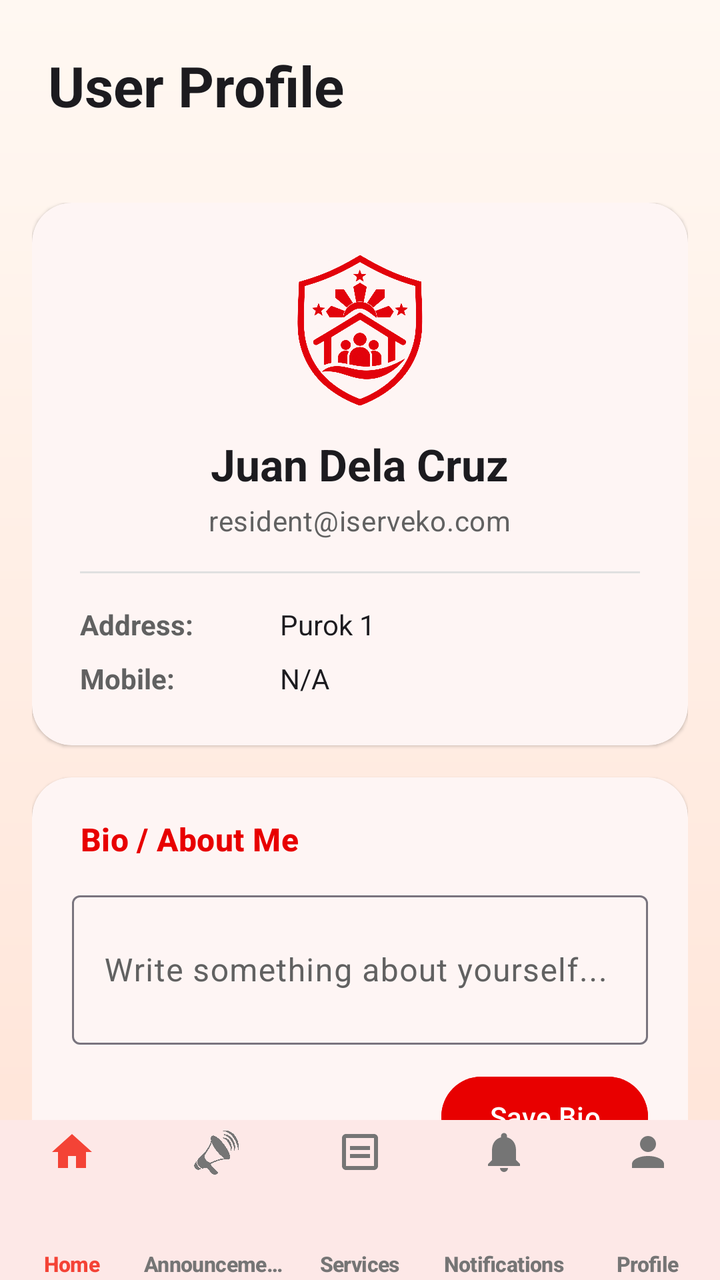
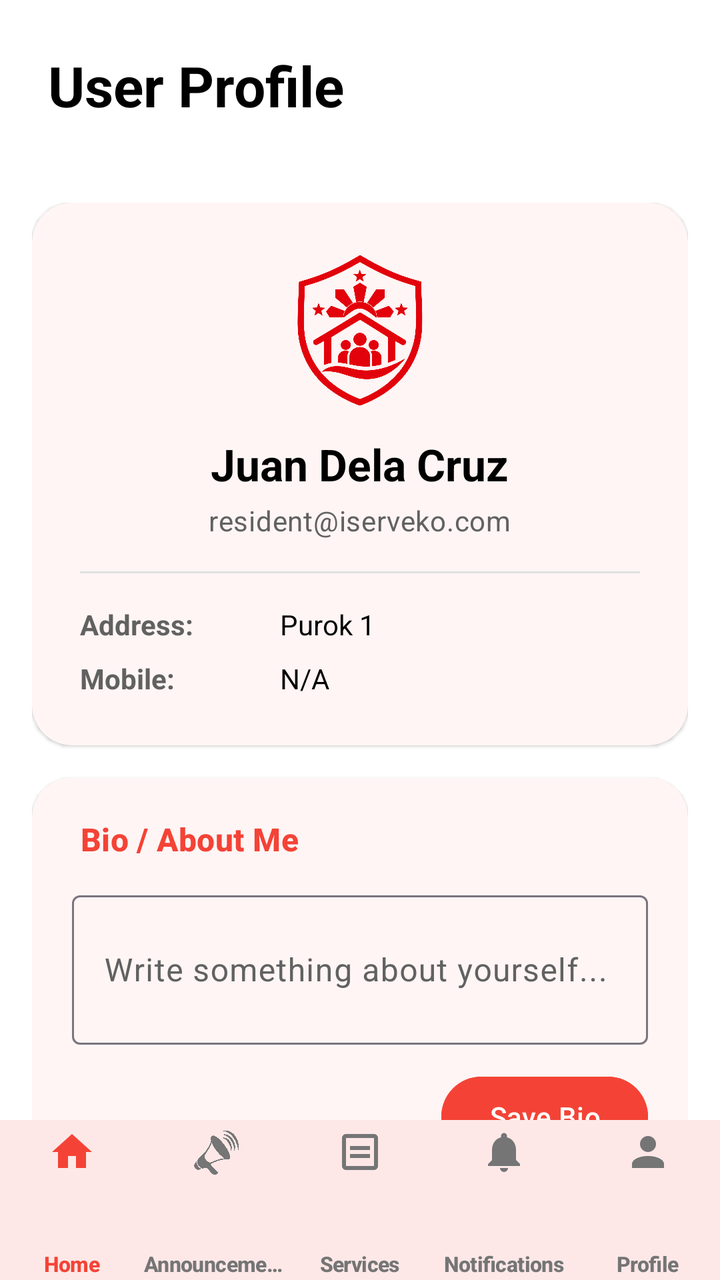

Before-and-after screenshots of an Android layout around one commit, followed by the original layout XML and the change that was made.
<!-- AndroidManifest.xml: application theme Theme.IServeKo -->
<!-- res/layout/activity_profile.xml -->
<?xml version="1.0" encoding="utf-8"?>
<androidx.coordinatorlayout.widget.CoordinatorLayout xmlns:android="http://schemas.android.com/apk/res/android"
    xmlns:app="http://schemas.android.com/apk/res-auto"
    xmlns:tools="http://schemas.android.com/tools"
    android:id="@+id/main"
    android:layout_width="match_parent"
    android:layout_height="match_parent"
    android:background="@drawable/designbrg_v2"
    tools:context=".profile">

    <com.google.android.material.appbar.AppBarLayout
        android:layout_width="match_parent"
        android:layout_height="wrap_content"
        android:background="@android:color/transparent"
        app:elevation="0dp"
        app:liftOnScroll="false">

        <RelativeLayout
            android:layout_width="match_parent"
            android:layout_height="wrap_content"
            android:padding="24dp">

            <TextView
                android:layout_width="wrap_content"
                android:layout_height="wrap_content"
                android:text="User Profile"
                android:textAppearance="@style/TextAppearance.Material3.HeadlineMedium"
                android:textColor="@color/onSurface"
                android:textStyle="bold" />
        </RelativeLayout>
    </com.google.android.material.appbar.AppBarLayout>

    <androidx.core.widget.NestedScrollView
        android:layout_width="match_parent"
        android:layout_height="match_parent"
        android:clipToPadding="false"
        android:paddingBottom="90dp"
        app:layout_behavior="@string/appbar_scrolling_view_behavior">

        <LinearLayout
            android:layout_width="match_parent"
            android:layout_height="wrap_content"
            android:orientation="vertical"
            android:padding="16dp">

            
            <com.google.android.material.card.MaterialCardView
                style="?attr/materialCardViewElevatedStyle"
                android:layout_width="match_parent"
                android:layout_height="wrap_content"
                android:layout_marginBottom="16dp"
                app:cardBackgroundColor="@color/white"
                app:cardCornerRadius="20dp"
                app:strokeWidth="0dp">

                <LinearLayout
                    android:layout_width="match_parent"
                    android:layout_height="wrap_content"
                    android:gravity="center"
                    android:orientation="vertical"
                    android:padding="24dp">

                    <ImageView
                        android:layout_width="80dp"
                        android:layout_height="80dp"
                        android:src="@drawable/iserveko_logo"
                        android:contentDescription="Profile Logo" />

                    <TextView
                        android:id="@+id/txtProfileName"
                        android:layout_width="wrap_content"
                        android:layout_height="wrap_content"
                        android:layout_marginTop="12dp"
                        android:text="Juan Dela Cruz"
                        android:textAppearance="@style/TextAppearance.Material3.TitleLarge"
                        android:textColor="@color/onSurface"
                        android:textStyle="bold" />

                    <TextView
                        android:id="@+id/txtProfileEmail"
                        android:layout_width="wrap_content"
                        android:layout_height="wrap_content"
                        android:layout_marginTop="4dp"
                        android:text="resident@iserveko.com"
                        android:textAppearance="@style/TextAppearance.Material3.BodyMedium"
                        android:textColor="@color/onSurfaceVariant" />

                    <View
                        android:layout_width="match_parent"
                        android:layout_height="1dp"
                        android:layout_marginVertical="16dp"
                        android:background="#E0E0E0" />

                    <LinearLayout
                        android:layout_width="match_parent"
                        android:layout_height="wrap_content"
                        android:orientation="horizontal"
                        android:layout_marginBottom="8dp">

                        <TextView
                            android:layout_width="100dp"
                            android:layout_height="wrap_content"
                            android:text="Address:"
                            android:textStyle="bold"
                            android:textColor="@color/onSurfaceVariant" />

                        <TextView
                            android:id="@+id/txtProfileAddress"
                            android:layout_width="0dp"
                            android:layout_height="wrap_content"
                            android:layout_weight="1"
                            android:text="Purok 1"
                            android:textColor="@color/onSurface" />
                    </LinearLayout>

                    <LinearLayout
                        android:layout_width="match_parent"
                        android:layout_height="wrap_content"
                        android:orientation="horizontal">

                        <TextView
                            android:layout_width="100dp"
                            android:layout_height="wrap_content"
                            android:text="Mobile:"
                            android:textStyle="bold"
                            android:textColor="@color/onSurfaceVariant" />

                        <TextView
                            android:id="@+id/txtProfileMobile"
                            android:layout_width="0dp"
                            android:layout_height="wrap_content"
                            android:layout_weight="1"
                            android:text="N/A"
                            android:textColor="@color/onSurface" />
                    </LinearLayout>
                </LinearLayout>
            </com.google.android.material.card.MaterialCardView>

            
            <com.google.android.material.card.MaterialCardView
                style="?attr/materialCardViewElevatedStyle"
                android:layout_width="match_parent"
                android:layout_height="wrap_content"
                android:layout_marginBottom="16dp"
                app:cardBackgroundColor="@color/white"
                app:cardCornerRadius="20dp"
                app:strokeWidth="0dp">

                <LinearLayout
                    android:layout_width="match_parent"
                    android:layout_height="wrap_content"
                    android:orientation="vertical"
                    android:padding="20dp">

                    <TextView
                        android:layout_width="wrap_content"
                        android:layout_height="wrap_content"
                        android:text=" Bio / About Me"
                        android:textAppearance="@style/TextAppearance.Material3.TitleMedium"
                        android:textStyle="bold"
                        android:textColor="#E80000" />

                    <com.google.android.material.textfield.TextInputLayout
                        style="@style/Widget.Material3.TextInputLayout.OutlinedBox"
                        android:layout_width="match_parent"
                        android:layout_height="wrap_content"
                        android:layout_marginTop="12dp"
                        android:hint="Write something about yourself...">

                        <com.google.android.material.textfield.TextInputEditText
                            android:id="@+id/inputBio"
                            android:layout_width="match_parent"
                            android:layout_height="wrap_content"
                            android:inputType="textMultiLine"
                            android:minLines="2" />
                    </com.google.android.material.textfield.TextInputLayout>

                    <com.google.android.material.button.MaterialButton
                        android:id="@+id/btnSaveBio"
                        android:layout_width="wrap_content"
                        android:layout_height="wrap_content"
                        android:layout_gravity="end"
                        android:layout_marginTop="12dp"
                        android:backgroundTint="#E80000"
                        android:text="Save Bio"
                        android:textColor="@color/white" />
                </LinearLayout>
            </com.google.android.material.card.MaterialCardView>

            
            <LinearLayout
                android:layout_width="match_parent"
                android:layout_height="wrap_content"
                android:orientation="vertical">

                <com.google.android.material.button.MaterialButton
                    android:id="@+id/btnChangePassword"
                    style="?attr/materialButtonOutlinedStyle"
                    android:layout_width="match_parent"
                    android:layout_height="wrap_content"
                    android:layout_marginBottom="12dp"
                    android:text="🔑 Change Password"
                    android:textColor="#E80000"
                    app:strokeColor="#E80000" />

                <com.google.android.material.button.MaterialButton
                    android:id="@+id/btnLogOut"
                    android:layout_width="match_parent"
                    android:layout_height="wrap_content"
                    android:layout_marginBottom="24dp"
                    android:backgroundTint="#E80000"
                    android:text=" Log Out"
                    android:textColor="@color/white" />

            </LinearLayout>

        </LinearLayout>
    </androidx.core.widget.NestedScrollView>

    <com.google.android.material.bottomnavigation.BottomNavigationView
        android:id="@+id/bottomNavigation"
        android:layout_width="match_parent"
        android:layout_height="wrap_content"
        android:layout_gravity="bottom"
        android:background="@color/white"
        app:elevation="8dp"
        app:itemIconTint="@color/nav_item_color"
        app:itemPaddingBottom="4dp"
        app:itemPaddingTop="4dp"
        app:itemRippleColor="#33F44336"
        app:itemTextAppearanceActive="@style/BottomNavText"
        app:itemTextAppearanceInactive="@style/BottomNavText"
        app:itemTextColor="@color/nav_item_color"
        app:labelVisibilityMode="labeled"
        app:menu="@menu/bottom_nav_menu" />

</androidx.coordinatorlayout.widget.CoordinatorLayout>
<!-- resources referenced by this layout -->
<resources>
  <color name="onSurface">#1C1B1F</color>
  <color name="onSurfaceVariant">#616161</color>
  <color name="white">#FFFFFFFF</color>
  <!-- drawable designbrg_v2 (drawable) -->
  <?xml version="1.0" encoding="utf-8"?>
  <shape xmlns:android="http://schemas.android.com/apk/res/android">
      <gradient android:type = "linear" android:angle="100"
          android:startColor="#FFF8F2" android:endColor="#FFE3D6"/>
  </shape>
  <!-- drawable iserveko_logo: png bitmap (drawable, 601300 bytes) -->
  <style name="BottomNavText" parent="TextAppearance.Material3.LabelSmall">
          <item name="android:textSize">10.5sp</item>
          <item name="android:textStyle">bold</item>
          <item name="android:includeFontPadding">false</item>
          <item name="android:letterSpacing">-0.02</item>
      </style>
  <style name="Theme.IServeKo" parent="Base.Theme.IServeKo" />
  <style name="Base.Theme.IServeKo" parent="Theme.Material3.DayNight.NoActionBar">
          <item name="colorPrimary">@color/primary</item>
          <item name="colorOnPrimary">@color/onPrimary</item>
          <item name="colorPrimaryContainer">@color/primaryContainer</item>
          <item name="colorOnPrimaryContainer">@color/onPrimaryContainer</item>
  
          <item name="colorSecondary">@color/secondary</item>
          <item name="colorOnSecondary">@color/onSecondary</item>
          <item name="colorSecondaryContainer">@color/secondaryContainer</item>
          <item name="colorOnSecondaryContainer">@color/onSecondaryContainer</item>
  
          <item name="android:colorBackground">@color/white</item>
          <item name="colorSurface">@color/surface</item>
          <item name="colorOnSurface">@color/onSurface</item>
          <item name="colorSurfaceVariant">@color/surfaceVariant</item>
          <item name="colorOnSurfaceVariant">@color/onSurfaceVariant</item>
  
          <item name="android:statusBarColor">#F44336</item>
          <item name="android:windowLightStatusBar">false</item>
          <item name="android:navigationBarColor">@color/white</item>
      </style>
  <color name="primary">#F44336</color>
  <color name="onPrimary">#FFFFFF</color>
  <color name="primaryContainer">#FFEBEE</color>
  <color name="onPrimaryContainer">#C62828</color>
  <color name="secondary">#F44336</color>
  <color name="onSecondary">#FFFFFF</color>
  <color name="secondaryContainer">#FFEBEE</color>
  <color name="onSecondaryContainer">#C62828</color>
  <color name="surface">#FFFFFF</color>
  <color name="surfaceVariant">#F5F5F5</color>
</resources>

<!-- the commit's change to res/layout/activity_profile.xml (unified diff, before → after) -->
@@ -158,7 +158,7 @@
                         android:text=" Bio / About Me"
                         android:textAppearance="@style/TextAppearance.Material3.TitleMedium"
                         android:textStyle="bold"
-                        android:textColor="#E80000" />
+                        android:textColor="#F44336" />
 
                     <com.google.android.material.textfield.TextInputLayout
                         style="@style/Widget.Material3.TextInputLayout.OutlinedBox"
@@ -181,7 +181,7 @@
                         android:layout_height="wrap_content"
                         android:layout_gravity="end"
                         android:layout_marginTop="12dp"
-                        android:backgroundTint="#E80000"
+                        android:backgroundTint="#F44336"
                         android:text="Save Bio"
                         android:textColor="@color/white" />
                 </LinearLayout>
@@ -200,15 +200,15 @@
                     android:layout_height="wrap_content"
                     android:layout_marginBottom="12dp"
                     android:text="🔑 Change Password"
-                    android:textColor="#E80000"
-                    app:strokeColor="#E80000" />
+                    android:textColor="#F44336"
+                    app:strokeColor="#F44336" />
 
                 <com.google.android.material.button.MaterialButton
                     android:id="@+id/btnLogOut"
                     android:layout_width="match_parent"
                     android:layout_height="wrap_content"
                     android:layout_marginBottom="24dp"
-                    android:backgroundTint="#E80000"
+                    android:backgroundTint="#F44336"
                     android:text=" Log Out"
                     android:textColor="@color/white" />
 
<!-- resource entries referenced after the edit -->
@@ -1,13 +1,12 @@
 <!-- resources referenced by this layout -->
 <resources>
-  <color name="onSurface">#1C1B1F</color>
+  <color name="onSurface">#FF000000</color>
   <color name="onSurfaceVariant">#616161</color>
   <color name="white">#FFFFFFFF</color>
   <!-- drawable designbrg_v2 (drawable) -->
   <?xml version="1.0" encoding="utf-8"?>
   <shape xmlns:android="http://schemas.android.com/apk/res/android">
-      <gradient android:type = "linear" android:angle="100"
-          android:startColor="#FFF8F2" android:endColor="#FFE3D6"/>
+       <solid android:color="#FFFFFFFF"/>
   </shape>
   <!-- drawable iserveko_logo: png bitmap (drawable, 601300 bytes) -->
   <style name="BottomNavText" parent="TextAppearance.Material3.LabelSmall">
@@ -39,14 +38,14 @@
           <item name="android:navigationBarColor">@color/white</item>
       </style>
   <color name="primary">#F44336</color>
-  <color name="onPrimary">#FFFFFF</color>
+  <color name="onPrimary">#FFFFFFFF</color>
   <color name="primaryContainer">#FFEBEE</color>
-  <color name="onPrimaryContainer">#C62828</color>
+  <color name="onPrimaryContainer">#F44336</color>
   <color name="secondary">#F44336</color>
-  <color name="onSecondary">#FFFFFF</color>
+  <color name="onSecondary">#FFFFFFFF</color>
   <color name="secondaryContainer">#FFEBEE</color>
-  <color name="onSecondaryContainer">#C62828</color>
-  <color name="surface">#FFFFFF</color>
+  <color name="onSecondaryContainer">#F44336</color>
+  <color name="surface">#FFFFFFFF</color>
   <color name="surfaceVariant">#F5F5F5</color>
 </resources>
 
